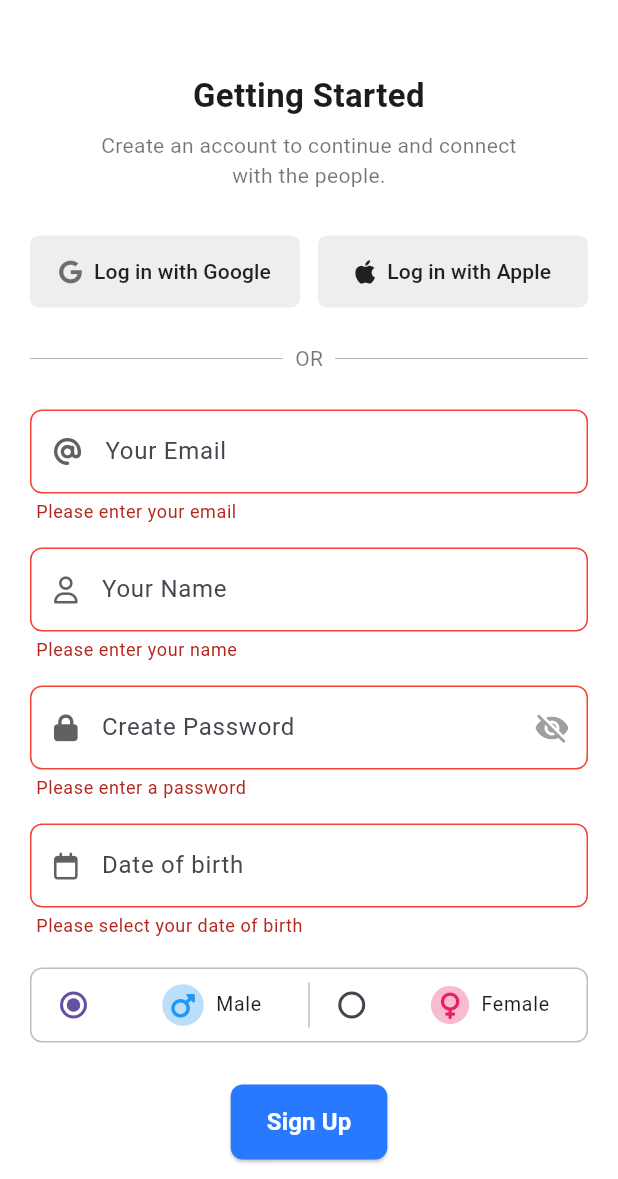
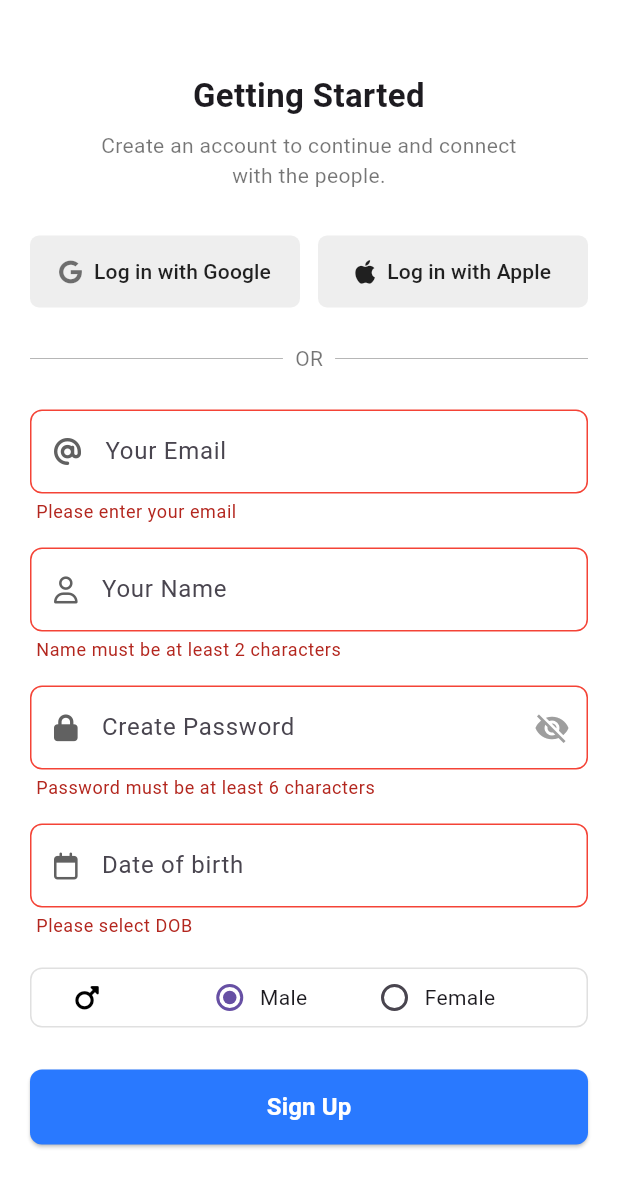
Before and after one commit to ASRafi41/Meetmax, a Flutter app: the screen it shows after launch, after a tap on "Sign Up", on a phone screen of 412 x 824 dp, the part 57-1236 px from its top. Run offline on Flutter 3.47's test engine with Material 3 defaults, Android fonts, the phone set to English and light mode, and no system bars; our stand-ins replace font_awesome_flutter, hive, hive_flutter; accounts and stored records are empty; generated files the repository leaves out were written again.

```diff
--- a/lib/main.dart
+++ b/lib/main.dart
@@ -29,11 +29,11 @@ void main() async {
   Hive.registerAdapter(CommentAdapter());
 
   // Optional: Clear existing data for a clean demo experience
-  await Hive.deleteBoxFromDisk(HiveBoxes.userBox);
-  await Hive.deleteBoxFromDisk(HiveBoxes.storyBox);
-  await Hive.deleteBoxFromDisk(HiveBoxes.postBox);
-  await Hive.deleteBoxFromDisk(HiveBoxes.commentBox);
-  await Hive.deleteBoxFromDisk(HiveBoxes.sessionBox);
+  // await Hive.deleteBoxFromDisk(HiveBoxes.userBox);
+  // await Hive.deleteBoxFromDisk(HiveBoxes.storyBox);
+  // await Hive.deleteBoxFromDisk(HiveBoxes.postBox);
+  // await Hive.deleteBoxFromDisk(HiveBoxes.commentBox);
+  // await Hive.deleteBoxFromDisk(HiveBoxes.sessionBox);
 
   // Seed mock data
   await seedMockData();
--- a/lib/screens/signup_screen.dart
+++ b/lib/screens/signup_screen.dart
@@ -1,7 +1,7 @@
 import 'package:flutter/material.dart';
 import 'package:font_awesome_flutter/font_awesome_flutter.dart';
 import 'package:meetmax/screens/signIn_screen.dart';
-import '../mock_server/user_service.dart'; // Backend service
+import '../mock_server/user_service.dart';
 
 class SignUpScreen extends StatefulWidget {
   @override
@@ -10,7 +10,7 @@ class SignUpScreen extends StatefulWidget {
 
 class _SignupScreenState extends State<SignUpScreen> {
   final _formKey = GlobalKey<FormState>();
-  final UserService _userService = UserService(); // Hive backend service
+  final UserService _userService = UserService();
 
   bool _obscurePassword = true;
   String _gender = 'Male';
@@ -65,11 +65,7 @@ class _SignupScreenState extends State<SignUpScreen> {
                 ))
                     .toList(),
                 onChanged: (val) {
-                  if (val != null) {
-                    setState(() {
-                      _selectedLanguage = val;
-                    });
-                  }
+                  if (val != null) setState(() => _selectedLanguage = val);
                 },
                 icon: const Icon(Icons.keyboard_arrow_down, color: Colors.black54),
               ),
@@ -102,14 +98,15 @@ class _SignupScreenState extends State<SignUpScreen> {
                 children: [
                   Expanded(
                     child: ElevatedButton.icon(
-                      icon: const FaIcon(FontAwesomeIcons.google, color: Colors.black54, size: 16),
-                      label: const Text('Log in with Google', style: TextStyle(color: Colors.black87)),
+                      icon: const FaIcon(FontAwesomeIcons.google,
+                          color: Colors.black54, size: 16),
+                      label: const Text('Log in with Google',
+                          style: TextStyle(color: Colors.black87)),
                       onPressed: () {},
                       style: ElevatedButton.styleFrom(
-                        foregroundColor: Colors.black87,
                         backgroundColor: Colors.grey.shade200,
+                        elevation: 0,
                         padding: const EdgeInsets.symmetric(vertical: 14),
-                        elevation: 0,
                         shape: RoundedRectangleBorder(
                           borderRadius: BorderRadius.circular(6),
                         ),
@@ -119,14 +116,15 @@ class _SignupScreenState extends State<SignUpScreen> {
                   const SizedBox(width: 12),
                   Expanded(
                     child: ElevatedButton.icon(
-                      icon: const FaIcon(FontAwesomeIcons.apple, color: Colors.black87, size: 18),
-                      label: const Text('Log in with Apple', style: TextStyle(color: Colors.black87)),
+                      icon: const FaIcon(FontAwesomeIcons.apple,
+                          color: Colors.black87, size: 18),
+                      label: const Text('Log in with Apple',
+                          style: TextStyle(color: Colors.black87)),
                       onPressed: () {},
                       style: ElevatedButton.styleFrom(
-                        foregroundColor: Colors.black87,
                         backgroundColor: Colors.grey.shade200,
+                        elevation: 0,
                         padding: const EdgeInsets.symmetric(vertical: 14),
-                        elevation: 0,
                         shape: RoundedRectangleBorder(
                           borderRadius: BorderRadius.circular(6),
                         ),
@@ -154,44 +152,35 @@ class _SignupScreenState extends State<SignUpScreen> {
               Form(
                 key: _formKey,
                 child: Column(
+                  crossAxisAlignment: CrossAxisAlignment.stretch,
                   children: [
+                    // Email
                     TextFormField(
                       controller: _emailController,
                       keyboardType: TextInputType.emailAddress,
-                      decoration: _inputDecoration(
-                        hint: 'Your Email',
-                        icon: FontAwesomeIcons.at,
-                      ),
-                      validator: (value) {
-                        if (value == null || value.isEmpty) {
-                          return 'Please enter your email';
-                        }
-                        if (!RegExp(r'^[\w-\.]+@([\w-]+\.)+[\w-]{2,4}$').hasMatch(value)) {
-                          return 'Enter a valid email address';
-                        }
+                      decoration:
+                      _inputDecoration(hint: 'Your Email', icon: FontAwesomeIcons.at),
+                      validator: (v) {
+                        if (v == null || v.isEmpty) return 'Please enter your email';
+                        if (!RegExp(r'^[\w-\.]+@([\w-]+\.)+[\w-]{2,4}$')
+                            .hasMatch(v)) return 'Enter a valid email';
                         return null;
                       },
                     ),
                     const SizedBox(height: 16),
 
+                    // Name
                     TextFormField(
                       controller: _nameController,
-                      decoration: _inputDecoration(
-                        hint: 'Your Name',
-                        icon: FontAwesomeIcons.user,
-                      ),
-                      validator: (value) {
-                        if (value == null || value.isEmpty) {
-                          return 'Please enter your name';
-                        }
-                        if (value.length < 2) {
-                          return 'Name must be at least 2 characters';
-                        }
-                        return null;
-                      },
+                      decoration:
+                      _inputDecoration(hint: 'Your Name', icon: FontAwesomeIcons.user),
+                      validator: (v) => v == null || v.length < 2
+                          ? 'Name must be at least 2 characters'
+                          : null,
                     ),
                     const SizedBox(height: 16),
 
+                    // Password
                     TextFormField(
                       controller: _passwordController,
                       obscureText: _obscurePassword,
@@ -199,42 +188,26 @@ class _SignupScreenState extends State<SignUpScreen> {
                         hint: 'Create Password',
                         icon: FontAwesomeIcons.lock,
                         suffixIcon: IconButton(
-                          icon: Icon(
-                            _obscurePassword ? Icons.visibility_off : Icons.visibility,
-                            color: Colors.grey,
-                          ),
-                          onPressed: () {
-                            setState(() {
-                              _obscurePassword = !_obscurePassword;
-                            });
-                          },
+                          icon: Icon(_obscurePassword
+                              ? Icons.visibility_off
+                              : Icons.visibility),
+                          color: Colors.grey,
+                          onPressed: () =>
+                              setState(() => _obscurePassword = !_obscurePassword),
                         ),
                       ),
-                      validator: (value) {
-                        if (value == null || value.isEmpty) {
-                          return 'Please enter a password';
-                        }
-                        if (value.length < 6) {
-                          return 'Password must be at least 6 characters';
-                        }
-                        return null;
-                      },
+                      validator: (v) => v == null || v.length < 6
+                          ? 'Password must be at least 6 characters'
+                          : null,
                     ),
                     const SizedBox(height: 16),
 
+                    // Date of Birth
                     TextFormField(
                       controller: _dobController,
                       readOnly: true,
                       decoration: _inputDecoration(
-                        hint: 'Date of birth',
-                        icon: FontAwesomeIcons.calendar,
-                      ),
-                      validator: (value) {
-                        if (value == null || value.isEmpty) {
-                          return 'Please select your date of birth';
-                        }
-                        return null;
-                      },
+                          hint: 'Date of birth', icon: FontAwesomeIcons.calendar),
                       onTap: () async {
                         DateTime? picked = await showDatePicker(
                           context: context,
@@ -247,64 +220,73 @@ class _SignupScreenState extends State<SignUpScreen> {
                           '${picked.year}-${picked.month.toString().padLeft(2, '0')}-${picked.day.toString().padLeft(2, '0')}';
                         }
                       },
+                      validator: (v) =>
+                      v == null || v.isEmpty ? 'Please select DOB' : null,
                     ),
                     const SizedBox(height: 20),
 
-                    // Gender radio buttons
+                    // Gender selector
                     Container(
+                      height: 40,
                       decoration: BoxDecoration(
-                        border: Border.all(color: Colors.grey.shade400),
+                        color: Colors.white,
+                        border: Border.all(color: Colors.grey.shade300),
                         borderRadius: BorderRadius.circular(8),
                       ),
                       child: Row(
                         children: [
-                          Expanded(
-                            child: RadioListTile<String>(
-                              contentPadding: const EdgeInsets.symmetric(horizontal: 8),
-                              value: 'Male',
-                              groupValue: _gender,
-                              onChanged: (value) => setState(() => _gender = value!),
-                              title: Row(
+                          // 1) Static bold black male symbol
+                          const Flexible(
+                            fit: FlexFit.tight,
+                            flex: 1,
+                            child: Center(
+                              child: Icon(
+                                FontAwesomeIcons.mars,
+                                size: 18,
+                                color: Colors.black,
+                              ),
+                            ),
+                          ),
+
+                          // 2) Male option
+                          Flexible(
+                            fit: FlexFit.tight,
+                            flex: 2,
+                            child: InkWell(
+                              onTap: () => setState(() => _gender = 'Male'),
+                              child: Row(
                                 mainAxisAlignment: MainAxisAlignment.center,
                                 children: [
-                                  Container(
-                                    padding: const EdgeInsets.all(6),
-                                    decoration: BoxDecoration(
-                                      color: Colors.blue.shade100,
-                                      shape: BoxShape.circle,
-                                    ),
-                                    child: const FaIcon(FontAwesomeIcons.mars, size: 18, color: Colors.blue),
+                                  Radio<String>(
+                                    value: 'Male',
+                                    groupValue: _gender,
+                                    onChanged: (v) => setState(() => _gender = v!),
+                                    materialTapTargetSize: MaterialTapTargetSize.shrinkWrap,
                                   ),
-                                  const SizedBox(width: 8),
                                   const Text('Male'),
                                 ],
                               ),
-                              dense: true,
                             ),
                           ),
-                          Container(height: 30, width: 1, color: Colors.grey.shade400),
-                          Expanded(
-                            child: RadioListTile<String>(
-                              contentPadding: const EdgeInsets.symmetric(horizontal: 8),
-                              value: 'Female',
-                              groupValue: _gender,
-                              onChanged: (value) => setState(() => _gender = value!),
-                              title: Row(
-                                mainAxisAlignment: MainAxisAlignment.center,
+
+                          // 3) Female option
+                          Flexible(
+                            fit: FlexFit.tight,
+                            flex: 2,
+                            child: InkWell(
+                              onTap: () => setState(() => _gender = 'Female'),
+                              child: Row(
+                                mainAxisAlignment: MainAxisAlignment.start,
                                 children: [
-                                  Container(
-                                    padding: const EdgeInsets.all(6),
-                                    decoration: BoxDecoration(
-                                      color: Colors.pink.shade100,
-                                      shape: BoxShape.circle,
-                                    ),
-                                    child: const FaIcon(FontAwesomeIcons.venus, size: 18, color: Colors.pink),
+                                  Radio<String>(
+                                    value: 'Female',
+                                    groupValue: _gender,
+                                    onChanged: (v) => setState(() => _gender = v!),
+                                    materialTapTargetSize: MaterialTapTargetSize.shrinkWrap,
                                   ),
-                                  const SizedBox(width: 8),
                                   const Text('Female'),
                                 ],
                               ),
-                              dense: true,
                             ),
                           ),
                         ],
@@ -312,7 +294,7 @@ class _SignupScreenState extends State<SignUpScreen> {
                     ),
                     const SizedBox(height: 28),
 
-                    // Sign Up Button
+                    // Sign Up button
                     SizedBox(
                       height: 50,
                       child: ElevatedButton(
@@ -326,31 +308,32 @@ class _SignupScreenState extends State<SignUpScreen> {
                         child: const Text(
                           'Sign Up',
                           style: TextStyle(
-                            fontSize: 16,
-                            fontWeight: FontWeight.w600,
-                            color: Colors.white,
-                          ),
+                              fontSize: 16,
+                              fontWeight: FontWeight.w600,
+                              color: Colors.white),
                         ),
                       ),
                     ),
                     const SizedBox(height: 20),
 
-                    // Sign In Prompt
+                    // Sign In prompt
                     Row(
                       mainAxisAlignment: MainAxisAlignment.center,
                       children: [
-                        const Text('Already have an account?', style: TextStyle(color: Colors.black54)),
+                        const Text('Already have an account?',
+                            style: TextStyle(color: Colors.black54)),
                         TextButton(
-                          onPressed: () {
-                            Navigator.pushReplacement(
-                              context,
-                              MaterialPageRoute(builder: (context) => SignInScreen()),
-                            );
-                          },
-                          child: const Text('Sign In', style: TextStyle(color: Color(0xFF2979FF))),
-                        )
+                          onPressed: () => Navigator.pushReplacement(
+                            context,
+                            MaterialPageRoute(
+                                builder: (_) => SignInScreen()),
+                          ),
+                          child: const Text('Sign In',
+                              style:
+                              TextStyle(color: Color(0xFF2979FF))),
+                        ),
                       ],
-                    )
+                    ),
                   ],
                 ),
               ),
@@ -368,9 +351,7 @@ class _SignupScreenState extends State<SignUpScreen> {
       final password = _passwordController.text.trim();
       final dob = _dobController.text.trim();
 
-      final emailExists = await _userService.isEmailAlreadyRegistered(email);
-
-      if (emailExists) {
+      if (await _userService.isEmailAlreadyRegistered(email)) {
         ScaffoldMessenger.of(context).showSnackBar(
           const SnackBar(
             content: Text('This email is already registered.'),
@@ -381,29 +362,26 @@ class _SignupScreenState extends State<SignUpScreen> {
       }
 
       await _userService.registerUser(
-        name: name,
-        email: email,
-        password: password,
-        birthdate: dob,
-      );
+          name: name, email: email, password: password, birthdate: dob);
 
       ScaffoldMessenger.of(context).showSnackBar(
         const SnackBar(
-          content: Text('Registration successful! Redirecting to Sign In...'),
-          backgroundColor: Colors.green,
-        ),
+            content:
+            Text('Registration successful! Redirecting to Sign In...'),
+            backgroundColor: Colors.green),
       );
-
       Future.delayed(const Duration(seconds: 1), () {
         Navigator.pushReplacement(
-          context,
-          MaterialPageRoute(builder: (context) => SignInScreen()),
-        );
+            context, MaterialPageRoute(builder: (_) => SignInScreen()));
       });
     }
   }
 
-  InputDecoration _inputDecoration({required String hint, required IconData icon, Widget? suffixIcon}) {
+  InputDecoration _inputDecoration({
+    required String hint,
+    required IconData icon,
+    Widget? suffixIcon,
+  }) {
     return InputDecoration(
       hintText: hint,
       contentPadding: const EdgeInsets.symmetric(vertical: 16),
@@ -422,14 +400,14 @@ class _SignupScreenState extends State<SignUpScreen> {
         borderRadius: BorderRadius.circular(8),
         borderSide: const BorderSide(color: Colors.grey),
       ),
+      focusedBorder: OutlineInputBorder(
+        borderRadius: BorderRadius.circular(8),
+        borderSide: const BorderSide(color: Colors.blue),
+      ),
       errorBorder: OutlineInputBorder(
         borderRadius: BorderRadius.circular(8),
         borderSide: const BorderSide(color: Colors.red),
       ),
-      focusedBorder: OutlineInputBorder(
-        borderRadius: BorderRadius.circular(8),
-        borderSide: const BorderSide(color: Colors.blue),
-      ),
     );
   }
 }
```
Also changed, not shown: lib/screens/feed_screen.dart (+9 -5 lines), lib/widgets/post_input.dart (+101 -48 lines), lib/widgets/story_list.dart (+72 -6 lines).
